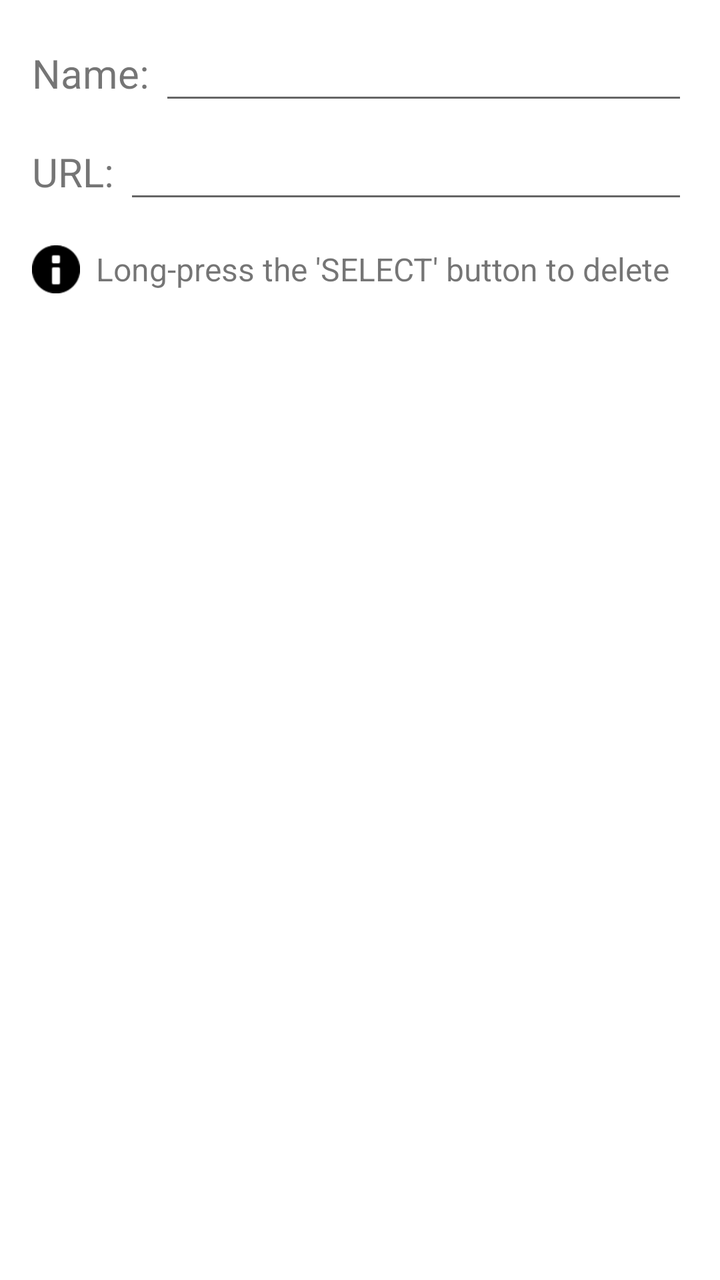
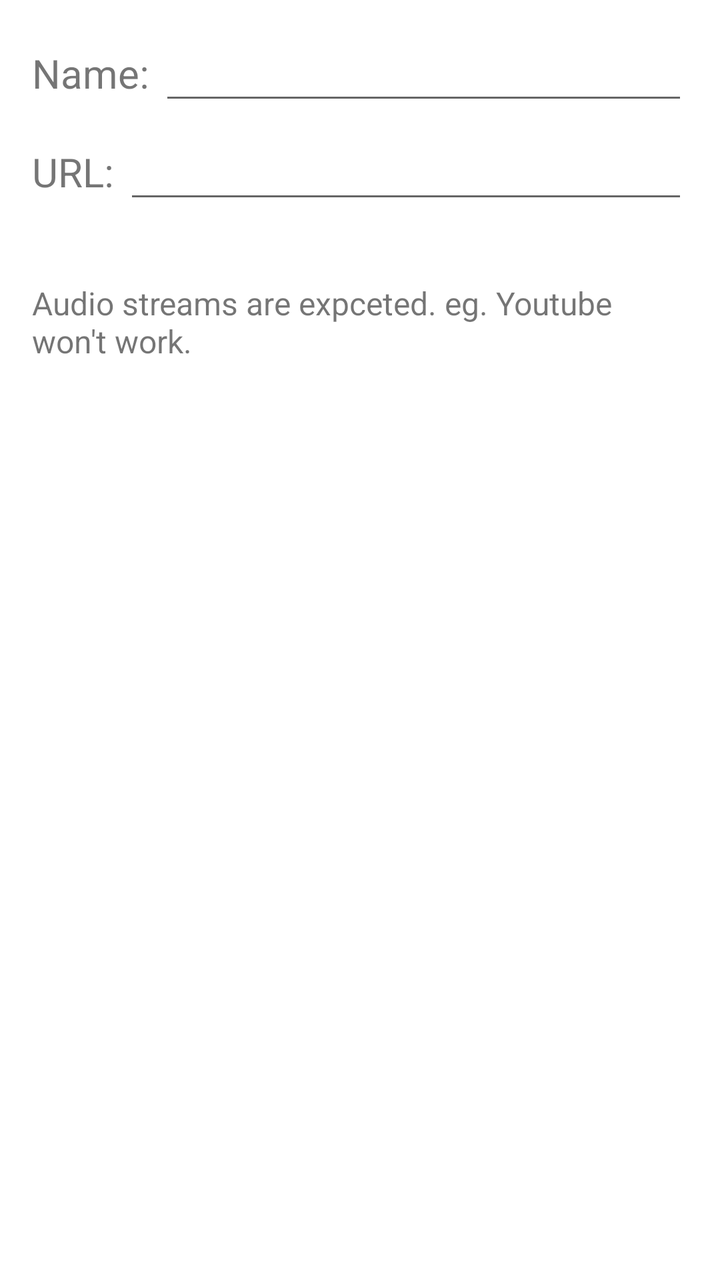

The first picture is an Android layout as it rendered before a commit; the second is the same layout after the commit. The layout source and the unified diff follow.
<!-- AndroidManifest.xml: application theme Theme.BskiRadioAlarm -->
<!-- res/layout/popup_new_add_station.xml -->
<?xml version="1.0" encoding="utf-8"?>
<LinearLayout xmlns:android="http://schemas.android.com/apk/res/android"
    xmlns:app="http://schemas.android.com/apk/res-auto"
    android:layout_width="match_parent"
    android:layout_height="wrap_content"
    android:orientation="vertical"
    android:padding="16dp">

    
    <LinearLayout
        android:layout_width="match_parent"
        android:layout_height="wrap_content"
        android:orientation="horizontal"
        android:gravity="center_vertical"
        android:layout_marginBottom="8dp">

        <TextView
            android:layout_width="wrap_content"
            android:layout_height="wrap_content"
            android:text="Name: "
            android:textSize="20sp" />

        <EditText
            android:id="@+id/titleId"
            android:layout_width="0dp"
            android:layout_height="wrap_content"
            android:layout_weight="1"
            android:hint="" />
    </LinearLayout>

    
    <LinearLayout
        android:layout_width="match_parent"
        android:layout_height="wrap_content"
        android:orientation="horizontal"
        android:gravity="center_vertical"
        android:layout_marginBottom="8dp">

        <TextView
            android:layout_width="wrap_content"
            android:layout_height="wrap_content"
            android:text="URL: "
            android:textSize="20sp" />

        <EditText
            android:id="@+id/urlId"
            android:layout_width="0dp"
            android:layout_height="wrap_content"
            android:layout_weight="1"
            android:hint="" />
    </LinearLayout>

    <LinearLayout
        android:layout_width="match_parent"
        android:layout_height="wrap_content"
        android:orientation="horizontal"
        android:gravity="center_vertical"
        android:layout_marginBottom="8dp"
        android:layout_marginTop="8dp"
        >

        <ImageView
            android:layout_width="24dp"
            android:layout_height="24dp"
            android:src="@android:drawable/ic_dialog_info"
            android:contentDescription="Info Icon"
            android:layout_marginEnd="8dp"
            app:tint="@color/black" />

        <TextView
            android:layout_width="wrap_content"
            android:layout_height="wrap_content"
            android:text="Long-press the 'SELECT' button to delete"
            android:textSize="16sp"/>
    </LinearLayout>
</LinearLayout>
<!-- resources referenced by this layout -->
<resources>
  <color name="black">#FF000000</color>
  <style name="Theme.BskiRadioAlarm" parent="Theme.MaterialComponents.DayNight.DarkActionBar">
          
          <item name="colorPrimary">@color/purple_500</item>
          <item name="colorPrimaryVariant">@color/purple_700</item>
          <item name="colorOnPrimary">@color/white</item>
          
          <item name="colorSecondary">@color/teal_200</item>
          <item name="colorSecondaryVariant">@color/teal_700</item>
          <item name="colorOnSecondary">@color/black</item>
          
          <item name="android:statusBarColor">?attr/colorPrimaryVariant</item>
          
      </style>
  <color name="purple_500">#FF6200EE</color>
  <color name="purple_700">#FF3700B3</color>
  <color name="white">#FFFFFFFF</color>
  <color name="teal_200">#FF03DAC5</color>
  <color name="teal_700">#FF018786</color>
</resources>

<!-- the commit's change to res/layout/popup_new_add_station.xml (unified diff, before → after) -->
@@ -59,18 +59,25 @@
         android:layout_marginTop="8dp"
         >
 
-        <ImageView
-            android:layout_width="24dp"
-            android:layout_height="24dp"
-            android:src="@android:drawable/ic_dialog_info"
-            android:contentDescription="Info Icon"
-            android:layout_marginEnd="8dp"
-            app:tint="@color/black" />
+
+
+
+
+
+
+
 
         <TextView
             android:layout_width="wrap_content"
             android:layout_height="wrap_content"
-            android:text="Long-press the 'SELECT' button to delete"
-            android:textSize="16sp"/>
+            android:paddingTop="18dp"
+            android:text="Audio streams are expceted. eg. Youtube won't work."
+            android:textSize="16sp" />
+
+
+
+
+
+
     </LinearLayout>
 </LinearLayout>
